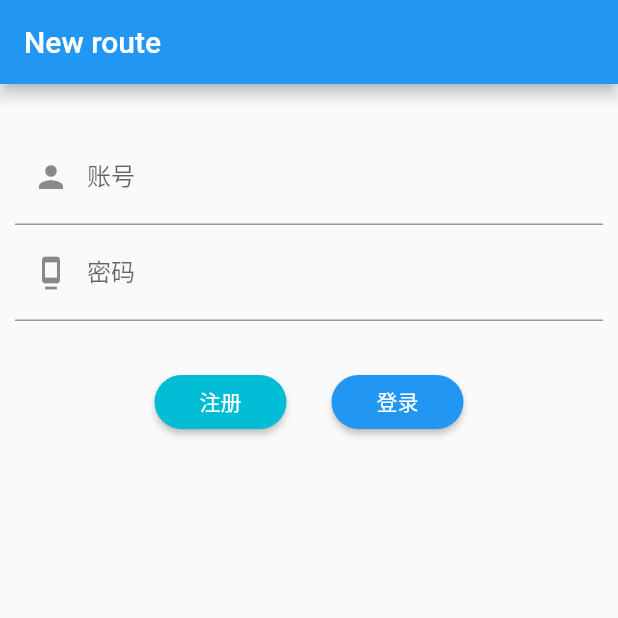
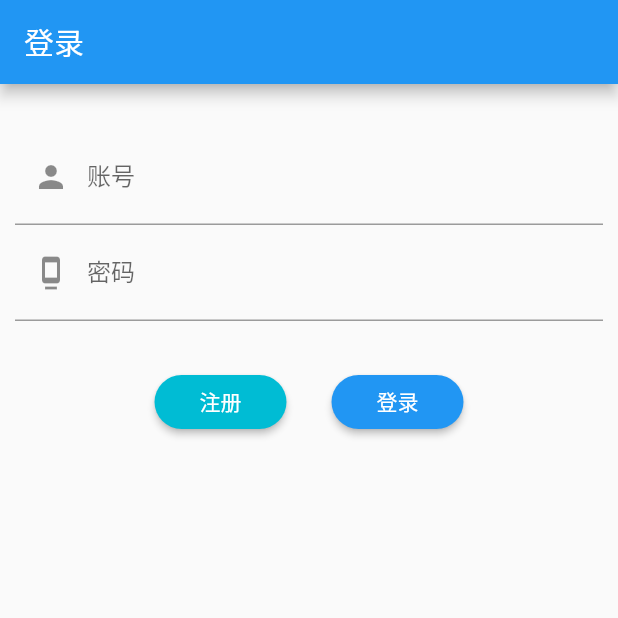
Before and after one commit to fwhdzh/ComputerNetworkLab-FrontEnd, a Flutter app: the screen it shows after launch, after a tap on "登录", on a phone screen of 412 x 824 dp, the top half of it. Run offline on Flutter 3.47's test engine with Material 2 defaults, Android fonts, the phone set to English and light mode, and no system bars; our stand-ins replace dio; network calls fail.

Commit message:
实验报告版本，修改了少量bug

```diff
--- a/lib/LoginWidget.dart
+++ b/lib/LoginWidget.dart
@@ -17,7 +17,7 @@ class LoginWidget extends StatelessWidget {
   Widget build(BuildContext context) {
     return Scaffold(
       appBar: AppBar(
-        title: Text("New route"),
+        title: Text("登录"),
       ),
       body: Center(
           child: Column(
@@ -74,10 +74,9 @@ class LoginWidget extends StatelessWidget {
                       child: Text("登录"),
                       shape:RoundedRectangleBorder(borderRadius: BorderRadius.circular(20.0)),
                       onPressed: () async {
-
                         Response response;
-//                      response = await dio.get("http://192.168.1.112:8080/getAll");
-                        response = await dio.post("http://192.168.1.112:8080/login", data: {"username": accountController.text, "password": secretController.text});
+                        response = await dio.post("http://192.168.1.112:8080/login",
+                            data: {"username": accountController.text, "password": secretController.text});
                         GlobalData.token = response.data.toString();
                         Navigator.push( context,
                             MaterialPageRoute(builder: (context) {
--- a/lib/MicroServiceWidget.dart
+++ b/lib/MicroServiceWidget.dart
@@ -62,6 +62,7 @@ class MicroServiceWidget extends StatelessWidget {
                     Response response;
                     response = await dio.get("http://192.168.1.112:8080/microService/dateMicroService");
                     String content = response.data.toString();
+                    if (content == null || content == "") content = "服务调用失败";
                     showMyMaterialDialog(context, content);
                   },
                 ),
@@ -82,6 +83,9 @@ class MicroServiceWidget extends StatelessWidget {
                     Response response;
                     response = await dio.get("http://192.168.1.112:8080/microService/oilPriceMicroService");
                     String content = response.data.toString();
+                    if (content == null || content == "") {
+                      content = "微服务调用失败";
+                    }
                     showMyMaterialDialog(context, content);
                   },
                 ),
@@ -102,6 +106,9 @@ class MicroServiceWidget extends StatelessWidget {
                     Response response;
                     response = await dio.get("http://192.168.1.112:8080/microService/populationService");
                     String content = response.data.toString();
+                    if (content == null || content == "") {
+                      content = "微服务调用失败";
+                    }
                     showMyMaterialDialog(context, content);
                   },
                 ),
@@ -122,6 +129,9 @@ class MicroServiceWidget extends StatelessWidget {
                     Response response;
                     response = await dio.get("http://192.168.1.112:8080/microService/DDosAttackService");
                     String content = response.data.toString();
+                    if (content == null || content == "") {
+                      content = "微服务调用失败";
+                    }
                     showMyMaterialDialog(context, content);
                   },
                 ),
@@ -142,6 +152,9 @@ class MicroServiceWidget extends StatelessWidget {
                     Response response;
                     response = await dio.get("http://192.168.1.112:8080/microService/SkyNetService");
                     String content = response.data.toString();
+                    if (content == null || content == "") {
+                      content = "微服务调用失败";
+                    }
                     showMyMaterialDialog(context, content);
                   },
                 ),
--- a/lib/RegisterWidget.dart
+++ b/lib/RegisterWidget.dart
@@ -71,7 +71,7 @@ class RegisterWidget extends StatelessWidget {
                             "username": accountController.text,
                             "password": secretController.text,
                             "roles": [0]});
-                          GlobalData.token = response.data.toString();
+//                          GlobalData.token = response.data.toString();
                           Navigator.push( context,
                               MaterialPageRoute(builder: (context) {
                                 return LoginWidget();
@@ -96,7 +96,7 @@ class RegisterWidget extends StatelessWidget {
                           "username": accountController.text,
                           "password": secretController.text,
                           "roles": [0,1]});
-                        GlobalData.token = response.data.toString();
+//                        GlobalData.token = response.data.toString();
                         Navigator.push( context,
                             MaterialPageRoute(builder: (context) {
                               return LoginWidget();
--- a/lib/main.dart
+++ b/lib/main.dart
@@ -7,6 +7,8 @@ import 'package:flutter/material.dart';
 import 'package:flutterhelloworldapp/GlobalData.dart';
 import 'package:flutterhelloworldapp/MicroServiceWidget.dart';
 import 'package:flutterhelloworldapp/RegisterWidget.dart';
+
+import 'LoginWidget.dart';
 
 void main() {
   runApp(MyApp());
@@ -39,98 +41,3 @@ class MyApp extends StatelessWidget {
     );
   }
 }
-
-class LoginWidget extends StatelessWidget {
-
-  Dio dio = new Dio();
-
-  TextEditingController accountController = new TextEditingController();
-  TextEditingController secretController = new TextEditingController();
-
-  @override
-  Widget build(BuildContext context) {
-    return Scaffold(
-      appBar: AppBar(
-        title: Text("New route"),
-      ),
-      body: Center(
-        child: Column(
-//          mainAxisAlignment: MainAxisAlignment.center,
-          children: <Widget>[
-
-            Padding(
-              padding: EdgeInsets.fromLTRB(10, 30, 10, 0),
-              child: TextFormField(
-                controller: accountController,
-                decoration: InputDecoration(
-                    labelText: "账号",
-                    hintText: "账号或邮箱",
-                    prefixIcon: Icon(Icons.person)
-                ),
-              ),
-            ),
-            Padding(
-              padding: EdgeInsets.fromLTRB(10, 0, 10, 30),
-              child: TextFormField(
-                controller: secretController,
-                decoration: InputDecoration(
-                    labelText: "密码",
-                    hintText: "密码",
-                    prefixIcon: Icon(Icons.dock)
-                ),
-                obscureText: true,
-              ),
-            ),
-            Row(
-              mainAxisAlignment: MainAxisAlignment.center,
-              children: <Widget>[
-                RaisedButton(
-                  color: Colors.cyan,
-                  highlightColor: Colors.blue[700],
-                  colorBrightness: Brightness.dark,
-                  splashColor: Colors.grey,
-                  child: Text("注册"),
-                  shape:RoundedRectangleBorder(borderRadius: BorderRadius.circular(20.0)),
-                  onPressed: () {
-                    Navigator.push( context,
-                        MaterialPageRoute(builder: (context) {
-                          return RegisterWidget();
-                        }));
-                  },
-                ),
-                Padding(
-                  padding: EdgeInsets.fromLTRB(30, 0, 0, 0),
-                  child: RaisedButton(
-                    color: Colors.blue,
-                    highlightColor: Colors.blue[700],
-                    colorBrightness: Brightness.dark,
-                    splashColor: Colors.grey,
-                    child: Text("登录"),
-                    shape:RoundedRectangleBorder(borderRadius: BorderRadius.circular(20.0)),
-                    onPressed: () async {
-
-                      Response response;
-//                      response = await dio.get("http://192.168.1.112:8080/getAll");
-                      response = await dio.post("http://192.168.1.112:8080/login", data: {"username": accountController.text, "password": secretController.text});
-                      GlobalData.token = response.data.toString();
-                      Navigator.push( context,
-                          MaterialPageRoute(builder: (context) {
-                            return MicroServiceWidget();
-                          }));
-
-                    },
-                  ),
-                ),
-
-
-              ],
-            )
-
-
-          ],
-        )
-      ),
-    );
-  }
-
-}
```
